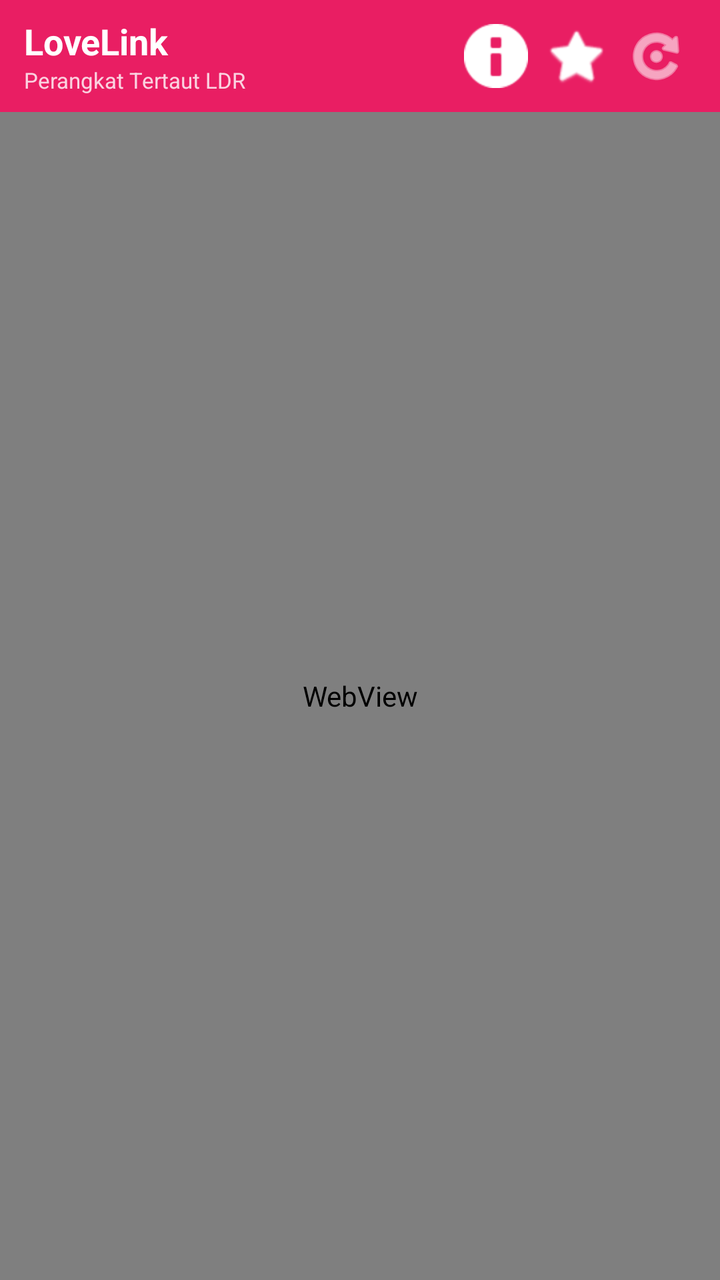
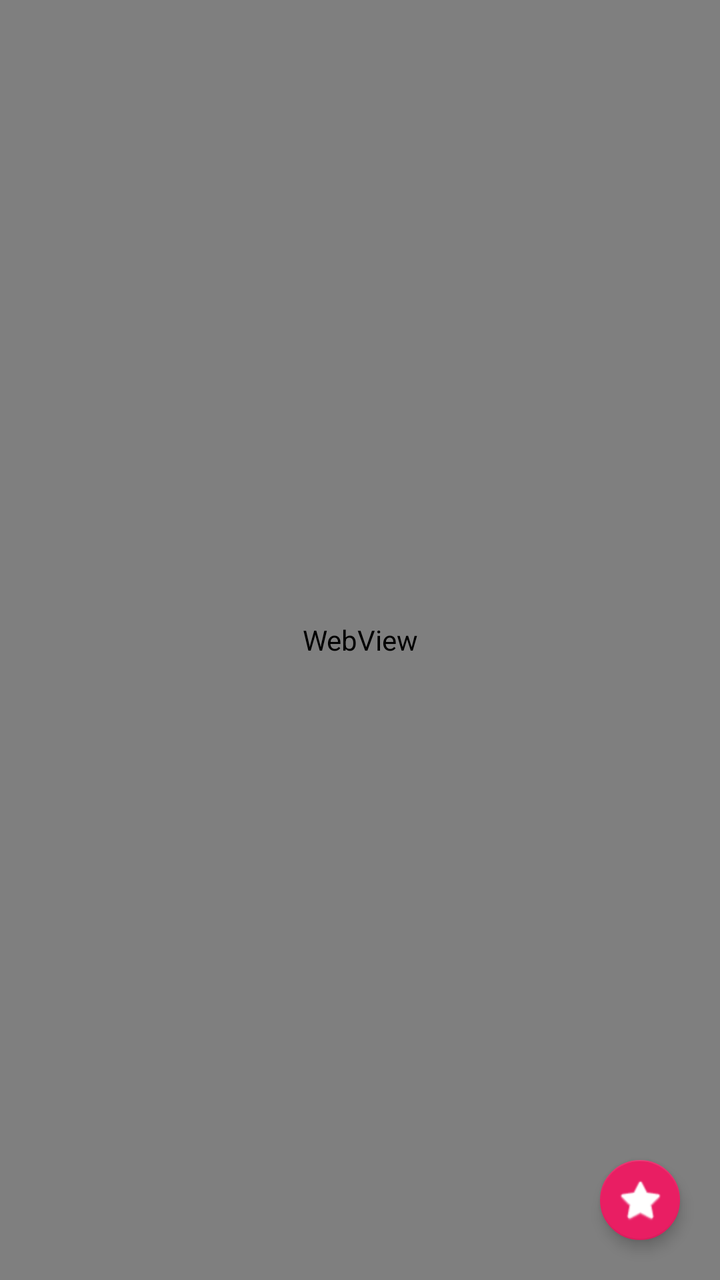

Before-and-after screenshots of an Android layout around one commit, followed by the original layout XML and the change that was made.
<!-- AndroidManifest.xml: application theme Theme.LoveLink -->
<!-- res/layout/activity_main.xml -->
<?xml version="1.0" encoding="utf-8"?>
<androidx.constraintlayout.widget.ConstraintLayout
    xmlns:android="http://schemas.android.com/apk/res/android"
    xmlns:app="http://schemas.android.com/apk/res-auto"
    android:layout_width="match_parent"
    android:layout_height="match_parent"
    android:background="@color/primaryDarkColor">

    
    <LinearLayout
        android:id="@+id/headerLayout"
        android:layout_width="match_parent"
        android:layout_height="56dp"
        android:orientation="horizontal"
        android:gravity="center_vertical"
        android:paddingHorizontal="12dp"
        android:background="@color/primaryColor"
        app:layout_constraintTop_toTopOf="parent"
        app:layout_constraintStart_toStartOf="parent"
        app:layout_constraintEnd_toEndOf="parent">

        <LinearLayout
            android:layout_width="0dp"
            android:layout_height="wrap_content"
            android:layout_weight="1"
            android:orientation="vertical">

            <TextView
                android:id="@+id/tvAppTitle"
                android:layout_width="wrap_content"
                android:layout_height="wrap_content"
                android:text="@string/app_name"
                android:textColor="@color/textOnPrimary"
                android:textSize="18sp"
                android:textStyle="bold" />

            <TextView
                android:id="@+id/tvSubtitle"
                android:layout_width="wrap_content"
                android:layout_height="wrap_content"
                android:text="Perangkat Tertaut LDR"
                android:textColor="@color/textOnPrimary"
                android:textSize="11sp"
                android:alpha="0.8" />
        </LinearLayout>

        
        <ImageButton
            android:id="@+id/btnGuide"
            android:layout_width="40dp"
            android:layout_height="40dp"
            android:background="?attr/selectableItemBackgroundBorderless"
            android:contentDescription="Panduan Pairing"
            android:src="@android:drawable/ic_dialog_info"
            app:tint="@color/textOnPrimary" />

        
        <ImageButton
            android:id="@+id/btnLove"
            android:layout_width="40dp"
            android:layout_height="40dp"
            android:background="?attr/selectableItemBackgroundBorderless"
            android:contentDescription="Kirim Love"
            android:src="@android:drawable/btn_star_big_on"
            app:tint="@color/textOnPrimary" />

        
        <ImageButton
            android:id="@+id/btnRefresh"
            android:layout_width="40dp"
            android:layout_height="40dp"
            android:background="?attr/selectableItemBackgroundBorderless"
            android:contentDescription="@string/refresh"
            android:src="@android:drawable/ic_menu_rotate"
            app:tint="@color/textOnPrimary" />
    </LinearLayout>

    
    <ProgressBar
        android:id="@+id/progressBar"
        style="?android:attr/progressBarStyleHorizontal"
        android:layout_width="match_parent"
        android:layout_height="4dp"
        android:max="100"
        android:visibility="gone"
        app:layout_constraintTop_toBottomOf="@id/headerLayout" />

    
    <FrameLayout
        android:layout_width="match_parent"
        android:layout_height="0dp"
        app:layout_constraintTop_toBottomOf="@id/progressBar"
        app:layout_constraintBottom_toBottomOf="parent">

        <WebView
            android:id="@+id/webView"
            android:layout_width="match_parent"
            android:layout_height="match_parent" />

        
        <FrameLayout
            android:id="@+id/heartsContainer"
            android:layout_width="match_parent"
            android:layout_height="match_parent"
            android:clickable="false"
            android:focusable="false" />
    </FrameLayout>

</androidx.constraintlayout.widget.ConstraintLayout>
<!-- resources referenced by this layout -->
<resources>
  <color name="primaryColor">#E91E63</color>
  <color name="primaryDarkColor">#C2185B</color>
  <color name="textOnPrimary">#FFFFFF</color>
  <string name="app_name">LoveLink</string>
  <string name="refresh">Muat Ulang</string>
  <style name="Theme.LoveLink" parent="Theme.MaterialComponents.DayNight.NoActionBar">
          <item name="colorPrimary">@color/primaryColor</item>
          <item name="colorPrimaryVariant">@color/primaryDarkColor</item>
          <item name="colorOnPrimary">@color/textOnPrimary</item>
          <item name="android:statusBarColor">@color/primaryDarkColor</item>
          <item name="android:navigationBarColor">@color/primaryDarkColor</item>
      </style>
</resources>

<!-- the commit's change to res/layout/activity_main.xml (unified diff, before → after) -->
@@ -7,103 +7,48 @@
     android:background="@color/primaryDarkColor">
 
     
-    <LinearLayout
-        android:id="@+id/headerLayout"
+    <WebView
+        android:id="@+id/webView"
         android:layout_width="match_parent"
-        android:layout_height="56dp"
-        android:orientation="horizontal"
-        android:gravity="center_vertical"
-        android:paddingHorizontal="12dp"
-        android:background="@color/primaryColor"
+        android:layout_height="match_parent"
         app:layout_constraintTop_toTopOf="parent"
+        app:layout_constraintBottom_toBottomOf="parent"
         app:layout_constraintStart_toStartOf="parent"
-        app:layout_constraintEnd_toEndOf="parent">
-
-        <LinearLayout
-            android:layout_width="0dp"
-            android:layout_height="wrap_content"
-            android:layout_weight="1"
-            android:orientation="vertical">
-
-            <TextView
-                android:id="@+id/tvAppTitle"
-                android:layout_width="wrap_content"
-                android:layout_height="wrap_content"
-                android:text="@string/app_name"
-                android:textColor="@color/textOnPrimary"
-                android:textSize="18sp"
-                android:textStyle="bold" />
-
-            <TextView
-                android:id="@+id/tvSubtitle"
-                android:layout_width="wrap_content"
-                android:layout_height="wrap_content"
-                android:text="Perangkat Tertaut LDR"
-                android:textColor="@color/textOnPrimary"
-                android:textSize="11sp"
-                android:alpha="0.8" />
-        </LinearLayout>
-
-        
-        <ImageButton
-            android:id="@+id/btnGuide"
-            android:layout_width="40dp"
-            android:layout_height="40dp"
-            android:background="?attr/selectableItemBackgroundBorderless"
-            android:contentDescription="Panduan Pairing"
-            android:src="@android:drawable/ic_dialog_info"
-            app:tint="@color/textOnPrimary" />
-
-        
-        <ImageButton
-            android:id="@+id/btnLove"
-            android:layout_width="40dp"
-            android:layout_height="40dp"
-            android:background="?attr/selectableItemBackgroundBorderless"
-            android:contentDescription="Kirim Love"
-            android:src="@android:drawable/btn_star_big_on"
-            app:tint="@color/textOnPrimary" />
-
-        
-        <ImageButton
-            android:id="@+id/btnRefresh"
-            android:layout_width="40dp"
-            android:layout_height="40dp"
-            android:background="?attr/selectableItemBackgroundBorderless"
-            android:contentDescription="@string/refresh"
-            android:src="@android:drawable/ic_menu_rotate"
-            app:tint="@color/textOnPrimary" />
-    </LinearLayout>
+        app:layout_constraintEnd_toEndOf="parent" />
 
     
     <ProgressBar
         android:id="@+id/progressBar"
         style="?android:attr/progressBarStyleHorizontal"
         android:layout_width="match_parent"
-        android:layout_height="4dp"
+        android:layout_height="3dp"
         android:max="100"
         android:visibility="gone"
-        app:layout_constraintTop_toBottomOf="@id/headerLayout" />
+        app:layout_constraintTop_toTopOf="parent"
+        app:layout_constraintStart_toStartOf="parent"
+        app:layout_constraintEnd_toEndOf="parent" />
 
     
     <FrameLayout
+        android:id="@+id/heartsContainer"
         android:layout_width="match_parent"
-        android:layout_height="0dp"
-        app:layout_constraintTop_toBottomOf="@id/progressBar"
-        app:layout_constraintBottom_toBottomOf="parent">
+        android:layout_height="match_parent"
+        android:clickable="false"
+        android:focusable="false" />
 
-        <WebView
-            android:id="@+id/webView"
-            android:layout_width="match_parent"
-            android:layout_height="match_parent" />
-
-        
-        <FrameLayout
-            android:id="@+id/heartsContainer"
-            android:layout_width="match_parent"
-            android:layout_height="match_parent"
-            android:clickable="false"
-            android:focusable="false" />
-    </FrameLayout>
+    
+    <com.google.android.material.floatingactionbutton.FloatingActionButton
+        android:id="@+id/fabLove"
+        android:layout_width="wrap_content"
+        android:layout_height="wrap_content"
+        android:layout_margin="16dp"
+        android:contentDescription="Cinta &amp; Refresh"
+        app:fabSize="mini"
+        app:elevation="4dp"
+        app:backgroundTint="@color/primaryColor"
+        app:tint="@color/textOnPrimary"
+        app:srcCompat="@android:drawable/btn_star_big_on"
+        app:layout_constraintBottom_toBottomOf="parent"
+        app:layout_constraintEnd_toEndOf="parent" />
 
 </androidx.constraintlayout.widget.ConstraintLayout>
<!-- resource entries referenced after the edit -->
@@ -3,8 +3,6 @@
   <color name="primaryColor">#E91E63</color>
   <color name="primaryDarkColor">#C2185B</color>
   <color name="textOnPrimary">#FFFFFF</color>
-  <string name="app_name">LoveLink</string>
-  <string name="refresh">Muat Ulang</string>
   <style name="Theme.LoveLink" parent="Theme.MaterialComponents.DayNight.NoActionBar">
           <item name="colorPrimary">@color/primaryColor</item>
           <item name="colorPrimaryVariant">@color/primaryDarkColor</item>
